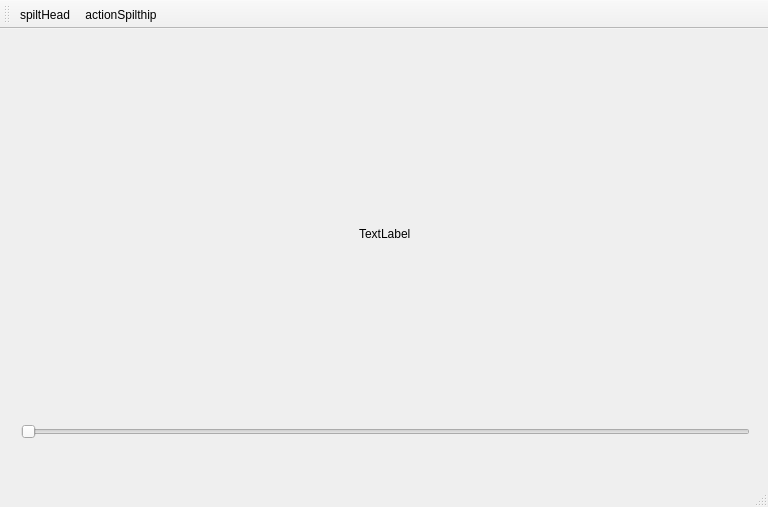
Qt form MainWindow.ui (lexhuang/BodyPartSpiltTool) before a commit.
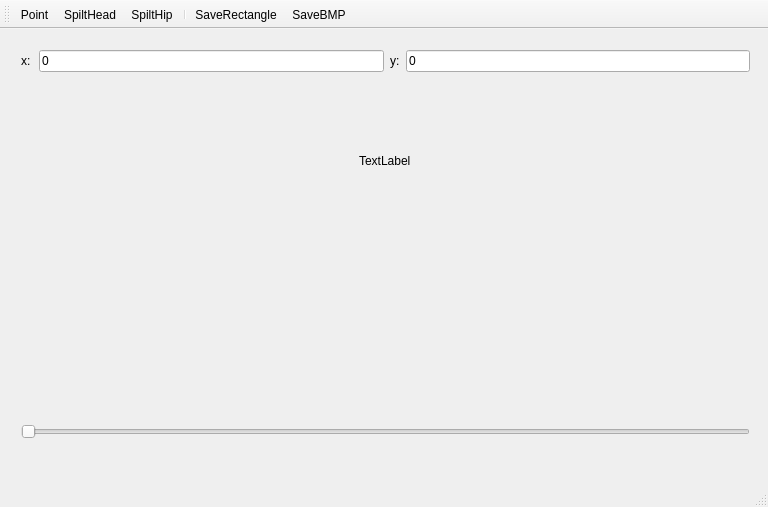
The same form after that commit. Custom widgets are drawn as their Qt base class.

Commit message: add load folder function spilt MVC change folder structure

```diff
--- a/MainWindow.ui
+++ b/MainWindow.ui
@@ -25,15 +25,86 @@
     </property>
     <layout class="QVBoxLayout" name="verticalLayout">
      <property name="sizeConstraint">
-      <enum>QLayout::SetMaximumSize</enum>
+      <enum>QLayout::SetDefaultConstraint</enum>
      </property>
+     <item>
+      <layout class="QHBoxLayout" name="horizontalLayout_2">
+       <item alignment="Qt::AlignHCenter|Qt::AlignVCenter">
+        <widget class="QLabel" name="xLabel">
+         <property name="sizePolicy">
+          <sizepolicy hsizetype="Preferred" vsizetype="Preferred">
+           <horstretch>0</horstretch>
+           <verstretch>0</verstretch>
+          </sizepolicy>
+         </property>
+         <property name="minimumSize">
+          <size>
+           <width>12</width>
+           <height>17</height>
+          </size>
+         </property>
+         <property name="text">
+          <string>x:</string>
+         </property>
+        </widget>
+       </item>
+       <item>
+        <widget class="QLineEdit" name="xLineEdit">
+         <property name="text">
+          <string>0</string>
+         </property>
+        </widget>
+       </item>
+       <item>
+        <widget class="QLabel" name="yLabel">
+         <property name="sizePolicy">
+          <sizepolicy hsizetype="Minimum" vsizetype="Minimum">
+           <horstretch>0</horstretch>
+           <verstretch>0</verstretch>
+          </sizepolicy>
+         </property>
+         <property name="text">
+          <string>y:</string>
+         </property>
+        </widget>
+       </item>
+       <item>
+        <widget class="QLineEdit" name="yLineEdit">
+         <property name="text">
+          <string>0</string>
+         </property>
+        </widget>
+       </item>
+      </layout>
+     </item>
      <item alignment="Qt::AlignHCenter|Qt::AlignVCenter">
-      <widget class="ImageLabel" name="label">
+      <widget class="ImageLabel" name="imageLabel">
        <property name="text">
         <string>TextLabel</string>
        </property>
       </widget>
      </item>
+     <item>
+      <layout class="QHBoxLayout" name="horizontalLayout">
+       <property name="sizeConstraint">
+        <enum>QLayout::SetMinimumSize</enum>
+       </property>
+       <item alignment="Qt::AlignRight|Qt::AlignVCenter">
+        <widget class="QLabel" name="fileCountlabel">
+         <property name="text">
+          <string/>
+         </property>
+        </widget>
+       </item>
+       <item alignment="Qt::AlignLeft|Qt::AlignVCenter">
+        <widget class="QLabel" name="fileNameLabel">
+         <property name="text">
+          <string/>
+         </property>
+        </widget>
+       </item>
+      </layout>
+     </item>
      <item>
       <widget class="QSlider" name="horizontalSlider">
        <property name="orientation">
@@ -65,23 +136,57 @@
    <attribute name="toolBarBreak">
     <bool>false</bool>
    </attribute>
+   <addaction name="actionPoint"/>
    <addaction name="actionSpiltHead"/>
-   <addaction name="actionActionSpilthip"/>
+   <addaction name="actionSpiltHip"/>
+   <addaction name="separator"/>
+   <addaction name="actionSaveRectangle"/>
+   <addaction name="actionSaveBMP"/>
   </widget>
   <action name="actionSpiltHead">
    <property name="checkable">
     <bool>true</bool>
    </property>
    <property name="text">
-    <string>spiltHead</string>
+    <string>SpiltHead</string>
    </property>
+   <property name="shortcut">
+    <string>W</string>
+   </property>
   </action>
-  <action name="actionActionSpilthip">
+  <action name="actionSpiltHip">
    <property name="checkable">
     <bool>true</bool>
    </property>
    <property name="text">
-    <string>actionSpilthip</string>
+    <string>SpiltHip</string>
+   </property>
+   <property name="shortcut">
+    <string>E</string>
+   </property>
+  </action>
+  <action name="actionPoint">
+   <property name="checkable">
+    <bool>true</bool>
+   </property>
+   <property name="text">
+    <string>Point</string>
+   </property>
+   <property name="shortcut">
+    <string>Q</string>
+   </property>
+  </action>
+  <action name="actionSaveRectangle">
+   <property name="text">
+    <string>SaveRectangle</string>
+   </property>
+   <property name="shortcut">
+    <string>S</string>
+   </property>
+  </action>
+  <action name="actionSaveBMP">
+   <property name="text">
+    <string>SaveBMP</string>
    </property>
   </action>
  </widget>
```
Left out of the diff: 2 changed lines with no effect on the pictures. The commit also changes 21 other files.
